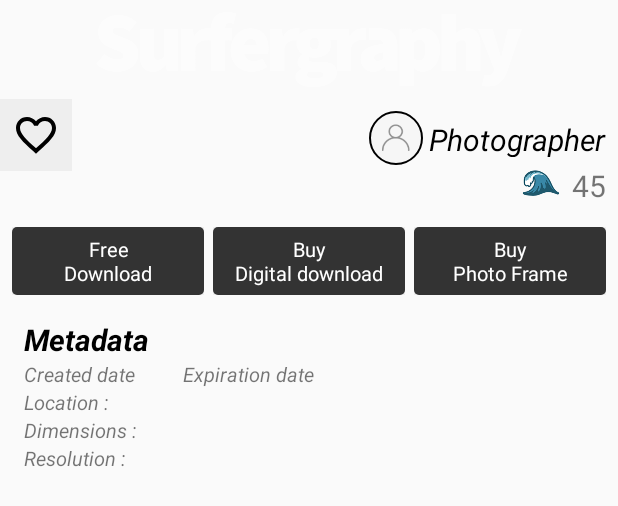
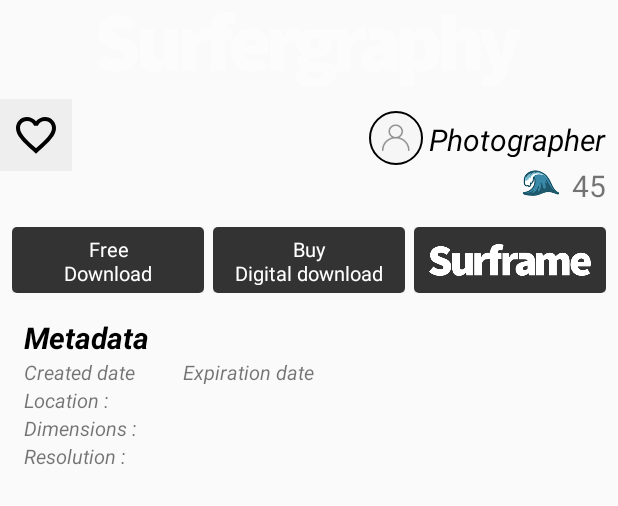
Before and after one commit to sdw8001/SurfergraphyAndroid, an Android app: the layout content_activity_photo_detail.xml on its own in the app's theme, with its tools: preview values and no code run, on a phone screen of 412 x 824 dp. Shown: the top 506 px of the screen. Run offline under Robolectric (Android 15) with nearby library versions, the phone set to English and light mode, and no system bars; plain views replace CircularImageView.

Commit message:
Surframe 버튼 디자인 변경

```diff
--- a/app/src/main/res/layout/content_activity_photo_detail.xml
+++ b/app/src/main/res/layout/content_activity_photo_detail.xml
@@ -130,7 +130,7 @@
 
             <TextView
                 android:layout_width="match_parent"
-                android:layout_height="wrap_content"
+                android:layout_height="44dp"
                 android:background="@drawable/selector_round_background"
                 android:duplicateParentState="true"
                 android:gravity="center"
@@ -144,7 +144,7 @@
         <android.support.v7.widget.CardView
             android:id="@+id/button_buy"
             android:layout_width="0dp"
-            android:layout_height="wrap_content"
+            android:layout_height="44dp"
             android:layout_marginLeft="6dp"
             android:layout_marginRight="6dp"
             android:layout_weight="1"
@@ -170,7 +170,7 @@
         <android.support.v7.widget.CardView
             android:id="@+id/button_buy_frame"
             android:layout_width="0dp"
-            android:layout_height="wrap_content"
+            android:layout_height="44dp"
             android:layout_weight="1"
             android:foreground="?android:attr/selectableItemBackground"
             app:cardBackgroundColor="#eeeeee"
@@ -178,17 +178,13 @@
             app:cardElevation="0dp"
             app:cardPreventCornerOverlap="false">
 
-            <TextView
+            <ImageView
                 android:layout_width="match_parent"
                 android:layout_height="wrap_content"
                 android:background="@drawable/selector_round_background"
                 android:duplicateParentState="true"
-                android:gravity="center"
-                android:padding="5dp"
-                android:text="Buy\nPhoto Frame"
-                android:textAllCaps="false"
-                android:textColor="@android:color/white"
-                android:textSize="13sp" />
+                android:padding="10dp"
+                android:src="@drawable/surframe_01_white" />
         </android.support.v7.widget.CardView>
     </LinearLayout>
 
```
Also changed, not shown: app/src/main/res/drawable/surframe_01_white.png (added).
